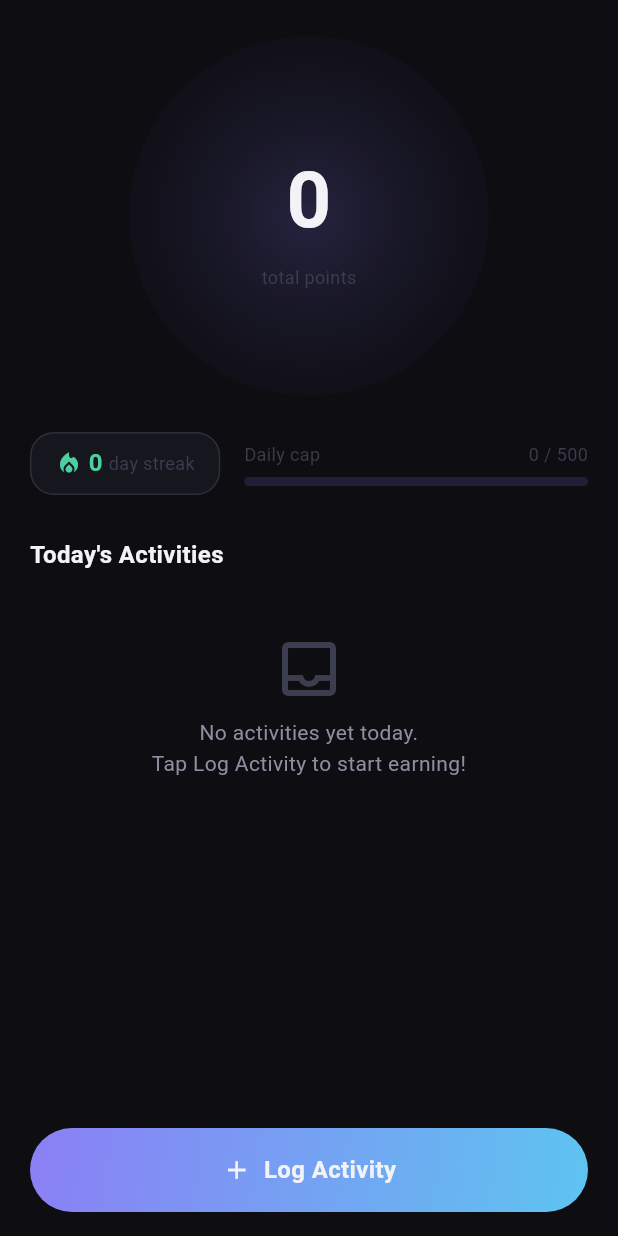
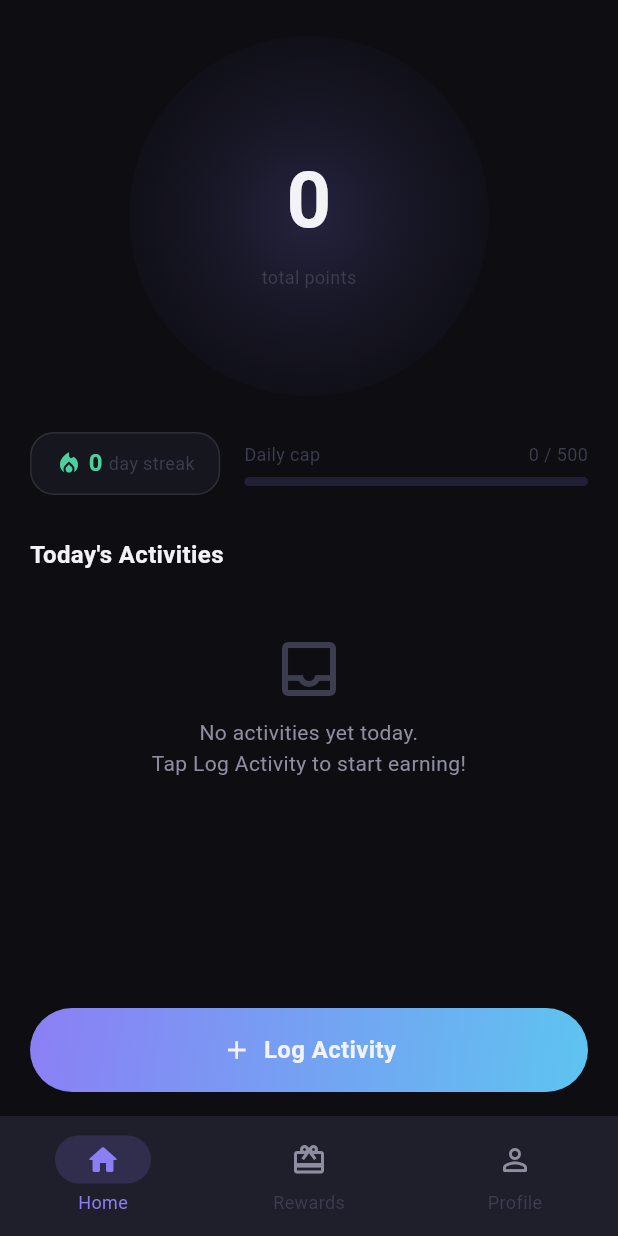
Before and after one commit to Reinvy/flutter-earnjoy, a Flutter app: the screen it shows after launch, on a phone screen of 412 x 824 dp. Run offline on Flutter 3.47's test engine with Material 3 defaults, Android fonts, the phone set to English and light mode, and no system bars; our stand-ins replace objectbox, share_plus; accounts and stored records are empty; generated files the repository leaves out were written again.

Commit message:
feat: implement main navigation shell and enhance user burnout handling

```diff
--- a/lib/core/theme.dart
+++ b/lib/core/theme.dart
@@ -128,5 +128,22 @@ ThemeData buildAppTheme() {
       bodySmall: AppText.caption,
     ),
     useMaterial3: true,
+    navigationBarTheme: NavigationBarThemeData(
+      backgroundColor: AppColors.surfaceHigh,
+      indicatorColor: AppColors.primaryDim,
+      iconTheme: WidgetStateProperty.resolveWith((states) {
+        if (states.contains(WidgetState.selected)) {
+          return const IconThemeData(color: AppColors.primary);
+        }
+        return const IconThemeData(color: AppColors.textSecondary);
+      }),
+      labelTextStyle: WidgetStateProperty.resolveWith((states) {
+        if (states.contains(WidgetState.selected)) {
+          return AppText.caption.copyWith(color: AppColors.primary);
+        }
+        return AppText.caption;
+      }),
+      surfaceTintColor: Colors.transparent,
+    ),
   );
 }
--- a/lib/main.dart
+++ b/lib/main.dart
@@ -5,7 +5,7 @@ import 'core/theme.dart';
 import 'providers/activity_provider.dart';
 import 'providers/reward_provider.dart';
 import 'providers/user_provider.dart';
-import 'screens/home/home_screen.dart';
+import 'screens/shell/main_shell.dart';
 import 'services/storage_service.dart';
 
 Future<void> main() async {
@@ -39,7 +39,7 @@ class MyApp extends StatelessWidget {
         title: 'EarnJoy',
         debugShowCheckedModeBanner: false,
         theme: buildAppTheme(),
-        home: const HomeScreen(),
+        home: const MainShell(),
       ),
     );
   }
--- /dev/null
+++ b/lib/screens/shell/main_shell.dart
@@ -0,0 +1,50 @@
+import 'package:flutter/material.dart';
+
+import '../../core/theme.dart';
+import '../home/home_screen.dart';
+import '../profile/profile_screen.dart';
+import '../reward/reward_screen.dart';
+
+/// Root scaffold that owns the [NavigationBar] and switches between the three
+/// main screens using an [IndexedStack] to preserve scroll/state across tabs.
+class MainShell extends StatefulWidget {
+  const MainShell({super.key});
+
+  @override
+  State<MainShell> createState() => _MainShellState();
+}
+
+class _MainShellState extends State<MainShell> {
+  int _selectedIndex = 0;
+
+  static const _screens = [HomeScreen(), RewardScreen(), ProfileScreen()];
+
+  @override
+  Widget build(BuildContext context) {
+    return Scaffold(
+      backgroundColor: AppColors.background,
+      body: IndexedStack(index: _selectedIndex, children: _screens),
+      bottomNavigationBar: NavigationBar(
+        selectedIndex: _selectedIndex,
+        onDestinationSelected: (index) => setState(() => _selectedIndex = index),
+        destinations: const [
+          NavigationDestination(
+            icon: Icon(Icons.home_outlined),
+            selectedIcon: Icon(Icons.home_rounded),
+            label: 'Home',
+          ),
+          NavigationDestination(
+            icon: Icon(Icons.redeem_outlined),
+            selectedIcon: Icon(Icons.redeem_rounded),
+            label: 'Rewards',
+          ),
+          NavigationDestination(
+            icon: Icon(Icons.person_outline_rounded),
+            selectedIcon: Icon(Icons.person_rounded),
+            label: 'Profile',
+          ),
+        ],
+      ),
+    );
+  }
+}
--- a/lib/services/reward_service.dart
+++ b/lib/services/reward_service.dart
@@ -69,6 +69,8 @@ class RewardService {
   // ─── Budget ─────────────────────────────────────────────────────────────────
 
   bool isMonthlyBudgetExceeded(User user) {
+    // monthlyBudget == 0 means unlimited
+    if (user.monthlyBudget <= 0) return false;
     final redeemed = _storage.getMonthlyRedeemedPoints();
     return redeemed >= user.monthlyBudget;
   }
```
Also changed, not shown: lib/providers/user_provider.dart (+42 -1 lines), lib/screens/home/home_screen.dart (+52 -1 lines).
